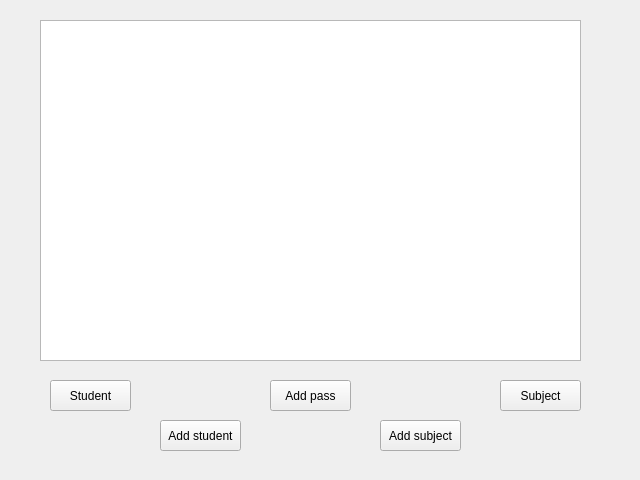
Above: view/general/general.ui from Nastya-Dlusskaya/Corse-Work before the change. Below: the same form after it.
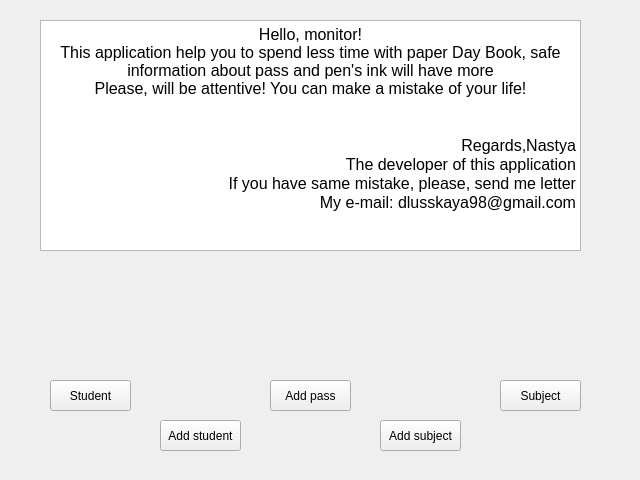
That is the form after the change. Icons and pictures are not drawn.

```diff
--- a/view/general/general.ui
+++ b/view/general/general.ui
@@ -49,9 +49,22 @@
      <x>40</x>
      <y>20</y>
      <width>541</width>
-     <height>341</height>
+     <height>231</height>
     </rect>
    </property>
+   <property name="html">
+    <string>&lt;!DOCTYPE HTML PUBLIC &quot;-//W3C//DTD HTML 4.0//EN&quot; &quot;http://www.w3.org/TR/REC-html40/strict.dtd&quot;&gt;
+&lt;html&gt;&lt;head&gt;&lt;meta name=&quot;qrichtext&quot; content=&quot;1&quot; /&gt;&lt;style type=&quot;text/css&quot;&gt;
+p, li { white-space: pre-wrap; }
+&lt;/style&gt;&lt;/head&gt;&lt;body style=&quot; font-family:'MS Shell Dlg 2'; font-size:8.25pt; font-weight:400; font-style:normal;&quot;&gt;
+&lt;p align=&quot;center&quot; style=&quot; margin-top:0px; margin-bottom:0px; margin-left:0px; margin-right:0px; -qt-block-indent:0; text-indent:0px;&quot;&gt;&lt;span style=&quot; font-size:12pt;&quot;&gt;Hello, monitor!&lt;br /&gt;This application help you to spend less time with paper Day Book, safe information about pass and pen's ink will have more&lt;br /&gt;Please, will be attentive! You can make a mistake of your life!&lt;/span&gt;&lt;/p&gt;
+&lt;p align=&quot;center&quot; style=&quot;-qt-paragraph-type:empty; margin-top:0px; margin-bottom:0px; margin-left:0px; margin-right:0px; -qt-block-indent:0; text-indent:0px; font-size:12pt;&quot;&gt;&lt;br /&gt;&lt;/p&gt;
+&lt;p align=&quot;center&quot; style=&quot;-qt-paragraph-type:empty; margin-top:0px; margin-bottom:0px; margin-left:0px; margin-right:0px; -qt-block-indent:0; text-indent:0px; font-size:12pt;&quot;&gt;&lt;br /&gt;&lt;/p&gt;
+&lt;p align=&quot;right&quot; style=&quot; margin-top:0px; margin-bottom:0px; margin-left:0px; margin-right:0px; -qt-block-indent:0; text-indent:0px;&quot;&gt;&lt;span style=&quot; font-size:12pt;&quot;&gt;Regards,Nastya&lt;/span&gt;&lt;/p&gt;
+&lt;p align=&quot;right&quot; style=&quot; margin-top:0px; margin-bottom:0px; margin-left:0px; margin-right:0px; -qt-block-indent:0; text-indent:0px;&quot;&gt;&lt;span style=&quot; font-size:12pt;&quot;&gt;The developer of this application&lt;/span&gt;&lt;/p&gt;
+&lt;p align=&quot;right&quot; style=&quot; margin-top:0px; margin-bottom:0px; margin-left:0px; margin-right:0px; -qt-block-indent:0; text-indent:0px;&quot;&gt;&lt;span style=&quot; font-size:12pt;&quot;&gt;If you have same mistake, please, send me letter&lt;/span&gt;&lt;/p&gt;
+&lt;p align=&quot;right&quot; style=&quot; margin-top:0px; margin-bottom:0px; margin-left:0px; margin-right:0px; -qt-block-indent:0; text-indent:0px;&quot;&gt;&lt;span style=&quot; font-size:12pt;&quot;&gt;My e-mail: dlusskaya98@gmail.com&lt;/span&gt;&lt;/p&gt;&lt;/body&gt;&lt;/html&gt;</string>
+   </property>
   </widget>
   <widget class="QPushButton" name="pushButton_3">
    <property name="geometry">
```
